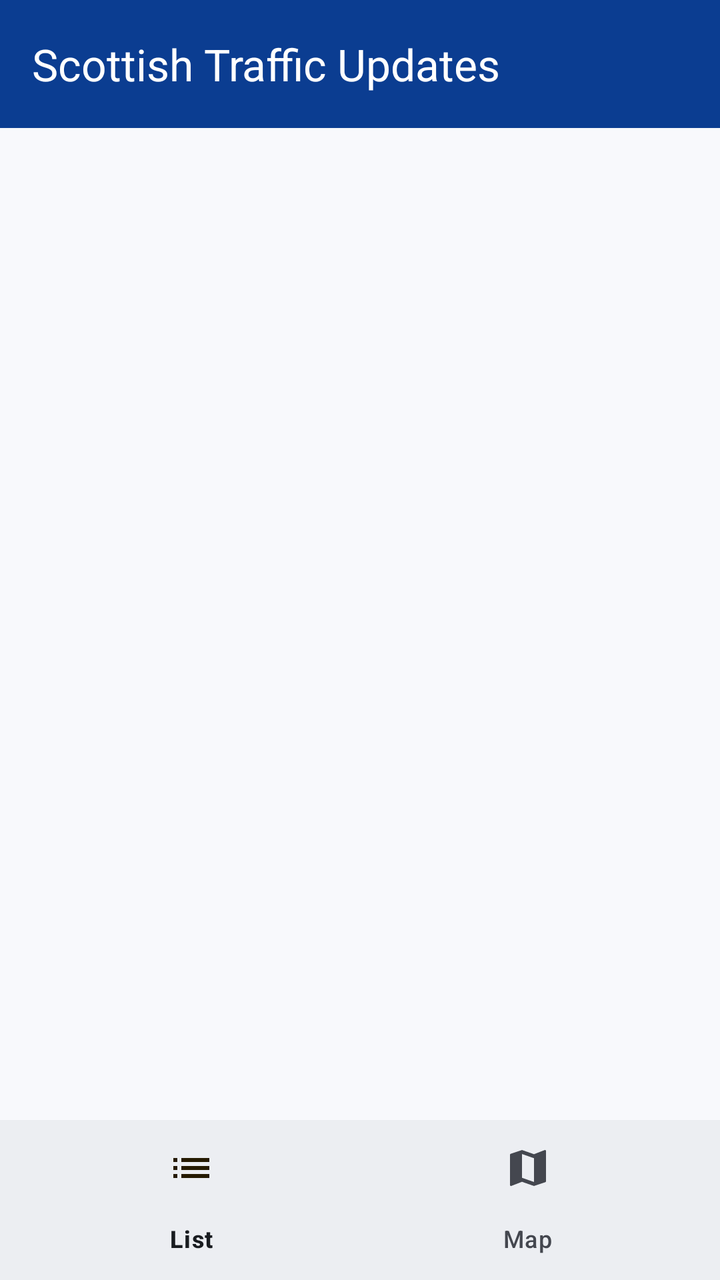
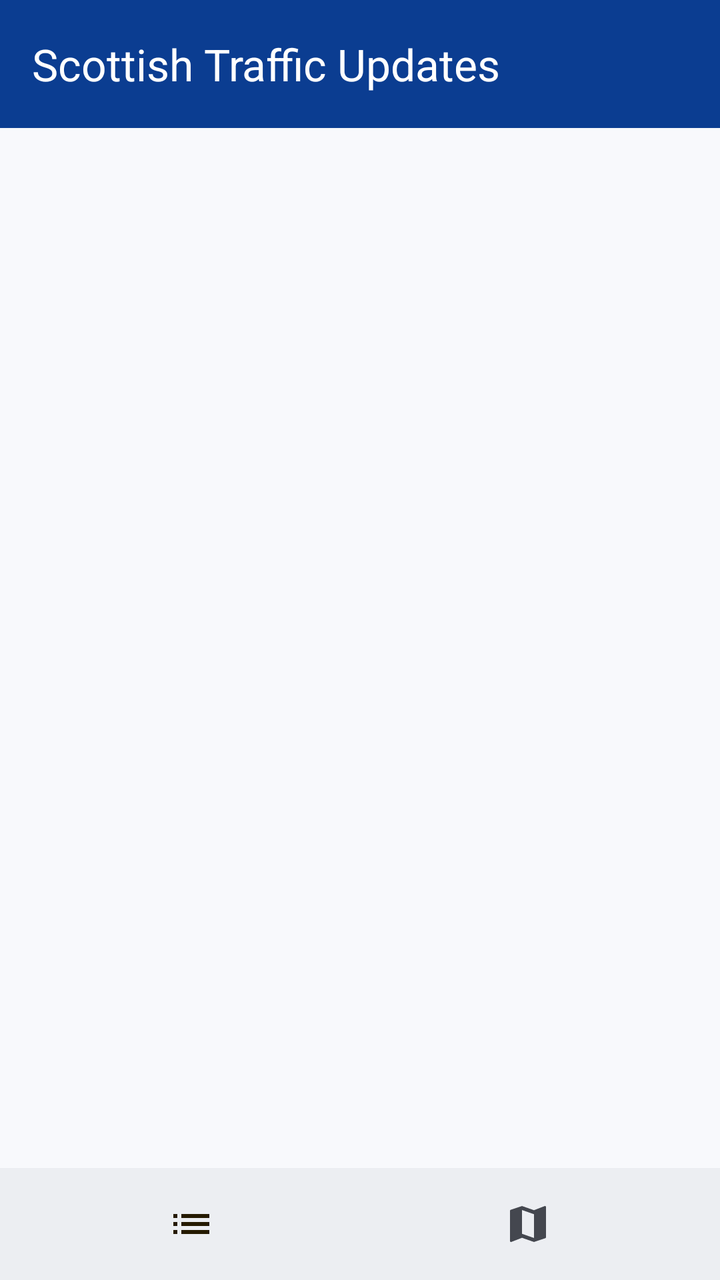

Compare the two renders of this Android layout. The source of the first and the diff that turns it into the second are given below.
<!-- AndroidManifest.xml: application theme Theme.Brady_Jack_S2327712 -->
<!-- res/layout/activity_main.xml -->
<?xml version="1.0" encoding="utf-8"?>
<LinearLayout xmlns:android="http://schemas.android.com/apk/res/android"
    xmlns:app="http://schemas.android.com/apk/res-auto"
    android:id="@+id/main"
    android:layout_width="match_parent"
    android:layout_height="match_parent"
    android:orientation="vertical">

    <com.google.android.material.appbar.MaterialToolbar
        android:id="@+id/toolbar"
        android:layout_width="match_parent"
        android:layout_height="wrap_content"
        android:minHeight="?attr/actionBarSize"
        android:background="@color/brand_navy"
        android:theme="@style/ThemeOverlay.Material3.Dark.ActionBar"
        app:popupTheme="@style/ThemeOverlay.App.Popup"
        app:titleTextColor="@color/white"
        app:title="@string/app_name" />

    <FrameLayout
        android:id="@+id/fragment_container"
        android:layout_width="match_parent"
        android:layout_height="0dp"
        android:layout_weight="1" />

    <com.google.android.material.bottomnavigation.BottomNavigationView
        android:id="@+id/bottom_nav"
        android:layout_width="match_parent"
        android:layout_height="wrap_content"
        app:menu="@menu/bottom_nav_menu" />
</LinearLayout>
<!-- resources referenced by this layout -->
<resources>
  <color name="brand_navy">#0B3D91</color>
  <color name="white">#FFFFFFFF</color>
  <string name="app_name">Scottish Traffic Updates</string>
  <style name="ThemeOverlay.App.Popup" parent="ThemeOverlay.Material3.Light" />
  <style name="Theme.Brady_Jack_S2327712" parent="Base.Theme.Brady_Jack_S2327712" />
  <style name="Base.Theme.Brady_Jack_S2327712" parent="Theme.Material3.DayNight.NoActionBar">
          <item name="colorPrimary">@color/app_primary</item>
          <item name="colorOnPrimary">@color/app_on_primary</item>
          <item name="colorPrimaryContainer">@color/app_primary_container</item>
          <item name="colorOnPrimaryContainer">@color/app_on_primary_container</item>
          <item name="colorSecondary">@color/app_secondary</item>
          <item name="colorOnSecondary">@color/app_on_secondary</item>
          <item name="colorSecondaryContainer">@color/app_secondary_container</item>
          <item name="colorOnSecondaryContainer">@color/app_on_secondary_container</item>
          <item name="android:colorBackground">@color/app_background</item>
          <item name="colorSurface">@color/app_surface</item>
          <item name="colorOnSurface">@color/app_on_surface</item>
          <item name="colorSurfaceVariant">@color/app_surface_variant</item>
          <item name="colorOnSurfaceVariant">@color/app_on_surface_variant</item>
          <item name="colorSurfaceContainerLowest">@color/app_surface_container_lowest</item>
          <item name="colorSurfaceContainerLow">@color/app_surface_container_low</item>
          <item name="colorSurfaceContainer">@color/app_surface_container</item>
          <item name="colorSurfaceContainerHigh">@color/app_surface_container_high</item>
          <item name="colorSurfaceContainerHighest">@color/app_surface_container_highest</item>
          <item name="colorOutline">@color/app_outline</item>
          <item name="colorOutlineVariant">@color/app_outline_variant</item>
          <item name="android:forceDarkAllowed" tools:targetApi="q">false</item>
      </style>
  <color name="app_primary">#0B3D91</color>
  <color name="app_on_primary">#FFFFFF</color>
  <color name="app_primary_container">#D9E2FF</color>
  <color name="app_on_primary_container">#001945</color>
  <color name="app_secondary">#785A00</color>
  <color name="app_on_secondary">#FFFFFF</color>
  <color name="app_secondary_container">#FFC72C</color>
  <color name="app_on_secondary_container">#251A00</color>
  <color name="app_background">#F8F9FC</color>
  <color name="app_surface">#F8F9FC</color>
  <color name="app_on_surface">#191C20</color>
  <color name="app_surface_variant">#E1E2EC</color>
  <color name="app_on_surface_variant">#44474F</color>
  <color name="app_surface_container_lowest">#FFFFFF</color>
  <color name="app_surface_container_low">#F2F3F7</color>
  <color name="app_surface_container">#ECEEF2</color>
  <color name="app_surface_container_high">#E6E8EC</color>
  <color name="app_surface_container_highest">#E1E2E6</color>
  <color name="app_outline">#74777F</color>
  <color name="app_outline_variant">#C4C6D0</color>
</resources>

<!-- the commit's change to res/layout/activity_main.xml (unified diff, before → after) -->
@@ -27,5 +27,7 @@
         android:id="@+id/bottom_nav"
         android:layout_width="match_parent"
         android:layout_height="wrap_content"
+        android:minHeight="56dp"
+        app:labelVisibilityMode="unlabeled"
         app:menu="@menu/bottom_nav_menu" />
 </LinearLayout>
